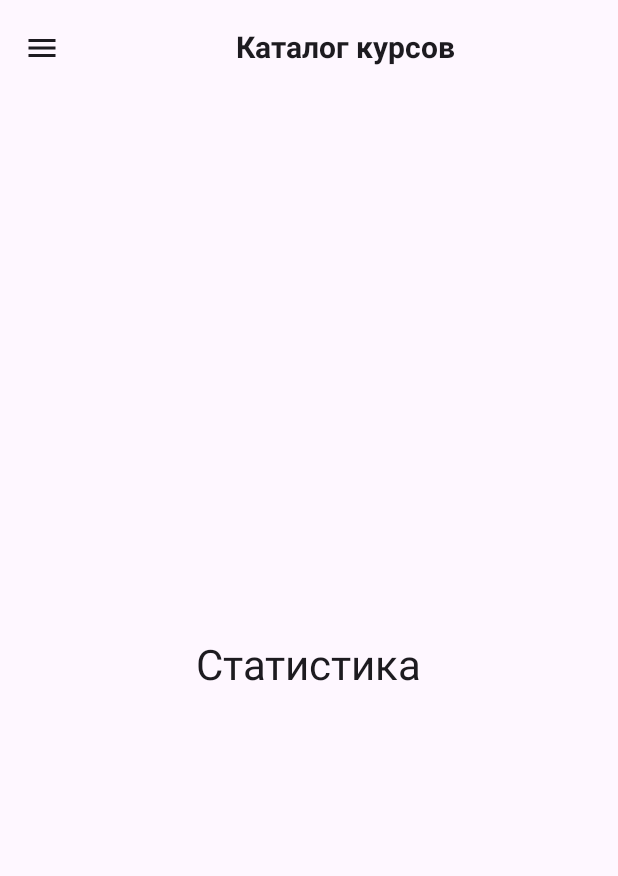
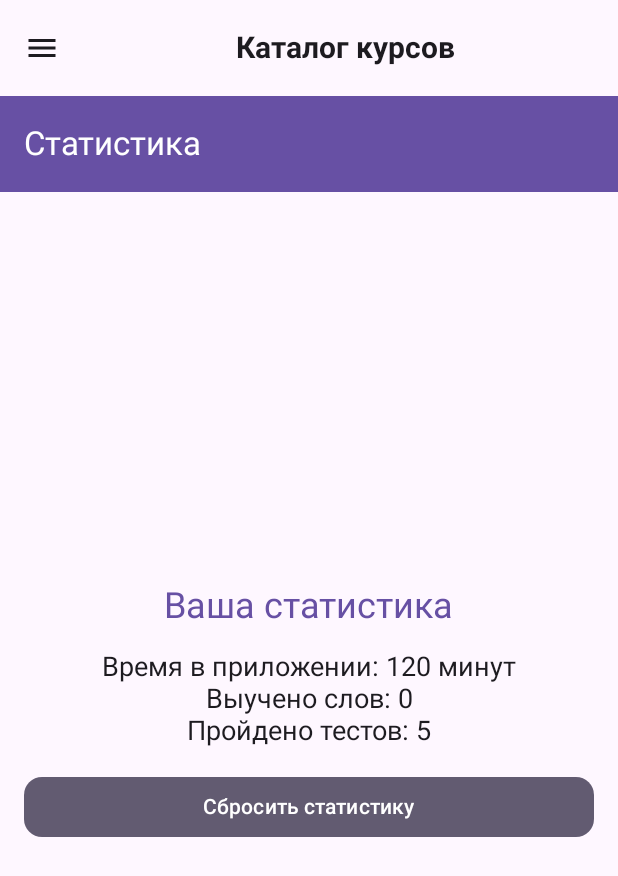
Before and after one commit to Just-everyday-developer/Language-Tutor, an Android app built with Jetpack Compose: the StatisticsScreen screen opened through its navigation route, on a phone screen of 412 x 824 dp. Shown: the top 876 px of the screen. Run offline under Robolectric (Android 15) with nearby library versions, the phone set to English and light mode, and no system bars; our stand-ins replace Firebase (no records; nobody signed in at launch, a user with empty details on screens opened directly).

```diff
--- a/app/src/main/java/com/example/language_tutor/navigation/NavigationApp.kt
+++ b/app/src/main/java/com/example/language_tutor/navigation/NavigationApp.kt
@@ -54,6 +54,8 @@ fun NavigationApp() {
                 composable("statistics") { StatisticsScreen() }
                 composable("exam") { ExamScreen() }
                 composable("memorizer") { MemorizerScreen(navController) }
+                composable("account") { AccountScreen(navController) }
+
             }
         }
     }
--- a/app/src/main/java/com/example/language_tutor/ui/components/AppDrawer.kt
+++ b/app/src/main/java/com/example/language_tutor/ui/components/AppDrawer.kt
@@ -12,6 +12,7 @@ import androidx.compose.ui.Modifier
 import androidx.compose.ui.text.font.FontWeight
 import androidx.compose.ui.unit.dp
 import androidx.compose.foundation.shape.RoundedCornerShape
+import androidx.compose.material.icons.rounded.AccountCircle
 import androidx.compose.ui.draw.clip
 
 @Composable
@@ -63,5 +64,6 @@ fun AppDrawer(
         DrawerItem("Моя статистика", Icons.Filled.Star) { onDestinationClicked("statistics") }
         DrawerItem("Экзамен", Icons.Filled.Star) { onDestinationClicked("exam") }
         DrawerItem("Запоминатор", Icons.Rounded.Search) { onDestinationClicked("memorizer") }
+        DrawerItem("Аккаунт", Icons.Rounded.AccountCircle) { onDestinationClicked("account") }
     }
 }
--- a/app/src/main/java/com/example/language_tutor/ui/screens/StatisticsScreen.kt
+++ b/app/src/main/java/com/example/language_tutor/ui/screens/StatisticsScreen.kt
@@ -1,25 +1,63 @@
 // ui/screens/StatisticsScreen.kt
 package com.example.language_tutor.ui.screens
 
-import androidx.compose.foundation.layout.Arrangement
-import androidx.compose.foundation.layout.Column
-import androidx.compose.foundation.layout.fillMaxSize
+import androidx.compose.foundation.layout.*
+import androidx.compose.foundation.shape.RoundedCornerShape
 import androidx.compose.material3.*
-import androidx.compose.runtime.Composable
+import androidx.compose.runtime.*
 import androidx.compose.ui.Alignment
 import androidx.compose.ui.Modifier
+import androidx.compose.ui.graphics.Color
+import androidx.compose.ui.unit.dp
+import androidx.compose.ui.unit.sp
+import androidx.lifecycle.viewmodel.compose.viewModel
+import com.example.language_tutor.viewmodel.StatsViewModel
 
+@OptIn(ExperimentalMaterial3Api::class)
 @Composable
-fun StatisticsScreen() {
-    Column(
-        modifier = Modifier.fillMaxSize(),
-        horizontalAlignment = Alignment.CenterHorizontally,
-        verticalArrangement = Arrangement.Center
-    ) {
-        Text(
-            text = "Статистика",
-            style = MaterialTheme.typography.headlineMedium
-        )
-        // Add your statistics content here
+fun StatisticsScreen(viewModel: StatsViewModel = viewModel()) {
+    val stats by viewModel.stats.collectAsState()
+
+    Scaffold(
+        topBar = {
+            TopAppBar(
+                title = { Text("Статистика") },
+                colors = TopAppBarDefaults.topAppBarColors(
+                    containerColor = MaterialTheme.colorScheme.primary,
+                    titleContentColor = Color.White
+                )
+            )
+        }
+    ) { paddingValues ->
+        Column(
+            modifier = Modifier
+                .fillMaxSize()
+                .padding(paddingValues)
+                .padding(16.dp),
+            verticalArrangement = Arrangement.Center,
+            horizontalAlignment = Alignment.CenterHorizontally
+        ) {
+            Text(
+                text = "Ваша статистика",
+                fontSize = 24.sp,
+                color = MaterialTheme.colorScheme.primary
+            )
+            Spacer(modifier = Modifier.height(16.dp))
+
+            Text("Время в приложении: ${stats.timeSpent} минут", fontSize = 18.sp)
+            Text("Выучено слов: ${stats.wordsLearned}", fontSize = 18.sp)
+            Text("Пройдено тестов: ${stats.testsCompleted}", fontSize = 18.sp)
+
+            Spacer(modifier = Modifier.height(16.dp))
+
+            Button(
+                onClick = { viewModel.resetStats() },
+                shape = RoundedCornerShape(12.dp),
+                modifier = Modifier.fillMaxWidth(),
+                colors = ButtonDefaults.buttonColors(containerColor = MaterialTheme.colorScheme.secondary)
+            ) {
+                Text("Сбросить статистику", color = Color.White)
+            }
+        }
     }
 }
--- /dev/null
+++ b/app/src/main/java/com/example/language_tutor/viewmodel/StatisticsViewModel.kt
@@ -0,0 +1,44 @@
+package com.example.language_tutor.viewmodel
+
+import androidx.lifecycle.ViewModel
+import androidx.lifecycle.viewModelScope
+import com.example.language_tutor.data.repository.FirestoreRepository
+import kotlinx.coroutines.flow.MutableStateFlow
+import kotlinx.coroutines.flow.StateFlow
+import kotlinx.coroutines.launch
+
+data class UserStats(
+    val timeSpent: Int = 0, // Время в приложении (в минутах)
+    val wordsLearned: Int = 0, // Количество выученных слов
+    val testsCompleted: Int = 0 // Количество пройденных тестов
+)
+
+class StatsViewModel(private val repository: FirestoreRepository = FirestoreRepository()) : ViewModel() {
+
+    private val _stats = MutableStateFlow(UserStats())
+    val stats: StateFlow<UserStats> = _stats
+
+    init {
+        loadStats()
+    }
+
+    private fun loadStats() {
+        viewModelScope.launch {
+            val words = repository.getWords()
+            val learnedWords = words.count { it.isLearned }
+            // Здесь можно добавить логику загрузки времени и тестов из Firestore
+            _stats.value = UserStats(
+                timeSpent = 120, // Заглушка (в минутах)
+                wordsLearned = learnedWords,
+                testsCompleted = 5 // Заглушка (количество тестов)
+            )
+        }
+    }
+
+    fun resetStats() {
+        viewModelScope.launch {
+            _stats.value = UserStats()
+            // Здесь можно добавить логику сброса статистики в Firestore
+        }
+    }
+}
```
Also changed, not shown: app/src/main/java/com/example/language_tutor/ui/screens/AccountScreen.kt (added, +101 -0 lines), app/src/main/java/com/example/language_tutor/viewmodel/AuthViewModel.kt (added, +44 -0 lines).
